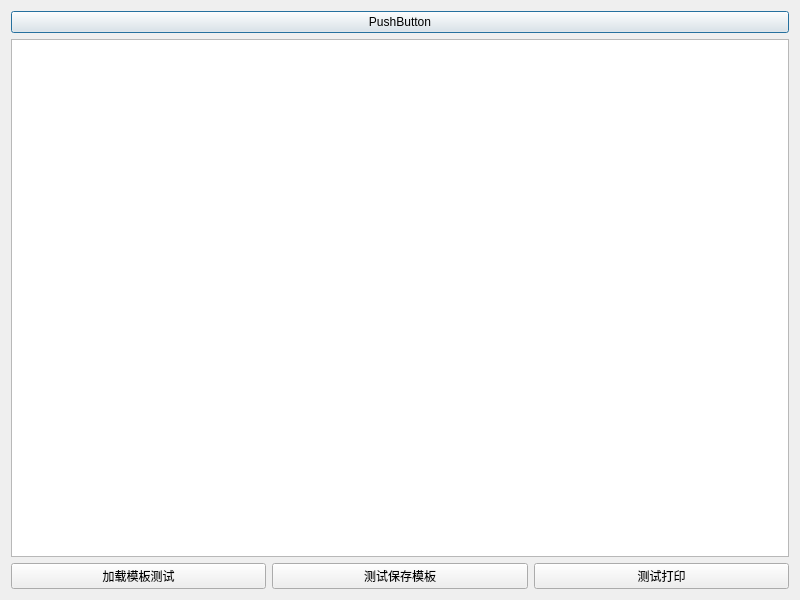
This is labelprint.ui in ivei/DeepLabelPrint as Qt 5 draws it before an edit. The edited form follows.
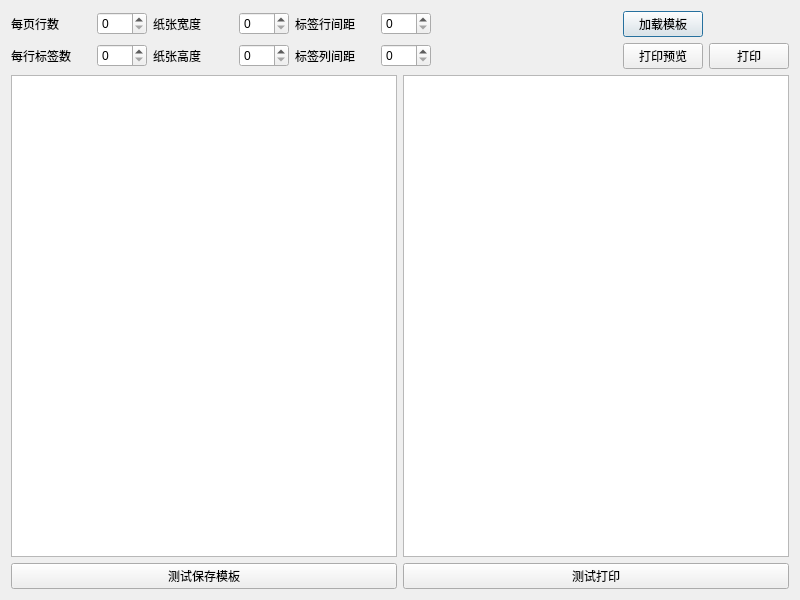
This is the edited form.

Diff of the .ui file:
```diff
--- a/labelprint.ui
+++ b/labelprint.ui
@@ -14,31 +14,262 @@
    <string>LabelPrint</string>
   </property>
   <layout class="QVBoxLayout" name="verticalLayout_2">
+   <item>
+    <layout class="QGridLayout" name="gridLayout">
+     <item row="0" column="1">
+      <widget class="QSpinBox" name="pageLinesSpin">
+       <property name="sizePolicy">
+        <sizepolicy hsizetype="Fixed" vsizetype="Fixed">
+         <horstretch>0</horstretch>
+         <verstretch>0</verstretch>
+        </sizepolicy>
+       </property>
+       <property name="minimumSize">
+        <size>
+         <width>50</width>
+         <height>0</height>
+        </size>
+       </property>
+       <property name="maximumSize">
+        <size>
+         <width>60</width>
+         <height>16777215</height>
+        </size>
+       </property>
+      </widget>
+     </item>
+     <item row="3" column="1">
+      <widget class="QSpinBox" name="lineLabelsSpin">
+       <property name="sizePolicy">
+        <sizepolicy hsizetype="Fixed" vsizetype="Fixed">
+         <horstretch>0</horstretch>
+         <verstretch>0</verstretch>
+        </sizepolicy>
+       </property>
+       <property name="minimumSize">
+        <size>
+         <width>50</width>
+         <height>0</height>
+        </size>
+       </property>
+      </widget>
+     </item>
+     <item row="0" column="2">
+      <widget class="QLabel" name="label">
+       <property name="sizePolicy">
+        <sizepolicy hsizetype="Minimum" vsizetype="Preferred">
+         <horstretch>0</horstretch>
+         <verstretch>0</verstretch>
+        </sizepolicy>
+       </property>
+       <property name="minimumSize">
+        <size>
+         <width>80</width>
+         <height>0</height>
+        </size>
+       </property>
+       <property name="maximumSize">
+        <size>
+         <width>60</width>
+         <height>16777215</height>
+        </size>
+       </property>
+       <property name="text">
+        <string>纸张宽度</string>
+       </property>
+      </widget>
+     </item>
+     <item row="3" column="3">
+      <widget class="QSpinBox" name="pageHeightSpin">
+       <property name="sizePolicy">
+        <sizepolicy hsizetype="Fixed" vsizetype="Fixed">
+         <horstretch>0</horstretch>
+         <verstretch>0</verstretch>
+        </sizepolicy>
+       </property>
+       <property name="minimumSize">
+        <size>
+         <width>50</width>
+         <height>0</height>
+        </size>
+       </property>
+      </widget>
+     </item>
+     <item row="3" column="2">
+      <widget class="QLabel" name="label_3">
+       <property name="minimumSize">
+        <size>
+         <width>80</width>
+         <height>0</height>
+        </size>
+       </property>
+       <property name="maximumSize">
+        <size>
+         <width>60</width>
+         <height>16777215</height>
+        </size>
+       </property>
+       <property name="text">
+        <string>纸张高度</string>
+       </property>
+      </widget>
+     </item>
+     <item row="0" column="7">
+      <widget class="QPushButton" name="loadTmplBtn">
+       <property name="text">
+        <string>加载模板</string>
+       </property>
+      </widget>
+     </item>
+     <item row="0" column="6">
+      <spacer name="horizontalSpacer_3">
+       <property name="orientation">
+        <enum>Qt::Horizontal</enum>
+       </property>
+       <property name="sizeHint" stdset="0">
+        <size>
+         <width>40</width>
+         <height>20</height>
+        </size>
+       </property>
+      </spacer>
+     </item>
+     <item row="3" column="0">
+      <widget class="QLabel" name="label_6">
+       <property name="minimumSize">
+        <size>
+         <width>80</width>
+         <height>0</height>
+        </size>
+       </property>
+       <property name="text">
+        <string>每行标签数</string>
+       </property>
+      </widget>
+     </item>
+     <item row="0" column="4">
+      <widget class="QLabel" name="label_7">
+       <property name="minimumSize">
+        <size>
+         <width>80</width>
+         <height>0</height>
+        </size>
+       </property>
+       <property name="text">
+        <string>标签行间距</string>
+       </property>
+      </widget>
+     </item>
+     <item row="3" column="4">
+      <widget class="QLabel" name="label_8">
+       <property name="minimumSize">
+        <size>
+         <width>80</width>
+         <height>0</height>
+        </size>
+       </property>
+       <property name="text">
+        <string>标签列间距</string>
+       </property>
+      </widget>
+     </item>
+     <item row="0" column="0">
+      <widget class="QLabel" name="label_5">
+       <property name="minimumSize">
+        <size>
+         <width>80</width>
+         <height>0</height>
+        </size>
+       </property>
+       <property name="text">
+        <string>每页行数</string>
+       </property>
+      </widget>
+     </item>
+     <item row="0" column="3">
+      <widget class="QSpinBox" name="pageWidthSpin">
+       <property name="sizePolicy">
+        <sizepolicy hsizetype="Fixed" vsizetype="Fixed">
+         <horstretch>0</horstretch>
+         <verstretch>0</verstretch>
+        </sizepolicy>
+       </property>
+       <property name="minimumSize">
+        <size>
+         <width>50</width>
+         <height>0</height>
+        </size>
+       </property>
+       <property name="maximumSize">
+        <size>
+         <width>60</width>
+         <height>16777215</height>
+        </size>
+       </property>
+      </widget>
+     </item>
+     <item row="0" column="5">
+      <widget class="QSpinBox" name="labelHMarginSpin">
+       <property name="sizePolicy">
+        <sizepolicy hsizetype="Fixed" vsizetype="Fixed">
+         <horstretch>0</horstretch>
+         <verstretch>0</verstretch>
+        </sizepolicy>
+       </property>
+       <property name="minimumSize">
+        <size>
+         <width>50</width>
+         <height>0</height>
+        </size>
+       </property>
+      </widget>
+     </item>
+     <item row="3" column="5">
+      <widget class="QSpinBox" name="labelVMarginSpin">
+       <property name="sizePolicy">
+        <sizepolicy hsizetype="Fixed" vsizetype="Fixed">
+         <horstretch>0</horstretch>
+         <verstretch>0</verstretch>
+        </sizepolicy>
+       </property>
+       <property name="minimumSize">
+        <size>
+         <width>50</width>
+         <height>0</height>
+        </size>
+       </property>
+      </widget>
+     </item>
+     <item row="3" column="7">
+      <widget class="QPushButton" name="prevPrintBtn">
+       <property name="text">
+        <string>打印预览</string>
+       </property>
+      </widget>
+     </item>
+     <item row="3" column="8">
+      <widget class="QPushButton" name="printBtn">
+       <property name="text">
+        <string>打印</string>
+       </property>
+      </widget>
+     </item>
+    </layout>
+   </item>
    <item>
     <layout class="QVBoxLayout" name="verticalLayout">
      <item>
       <layout class="QHBoxLayout" name="horizontalLayout_2">
        <item>
-        <widget class="QPushButton" name="pushButton">
-         <property name="text">
-          <string>PushButton</string>
-         </property>
-        </widget>
+        <widget class="QGraphicsView" name="graphicsView"/>
+       </item>
+       <item>
+        <widget class="QTableWidget" name="tableWidget"/>
        </item>
       </layout>
      </item>
-     <item>
-      <widget class="QTreeView" name="treeView"/>
-     </item>
      <item>
       <layout class="QHBoxLayout" name="horizontalLayout">
-       <item>
-        <widget class="QPushButton" name="btnTest2">
-         <property name="text">
-          <string>加载模板测试</string>
-         </property>
-        </widget>
-       </item>
        <item>
         <widget class="QPushButton" name="btsTest1">
          <property name="text">
```
Left out of the diff: 2 changed lines with no effect on the pictures.
